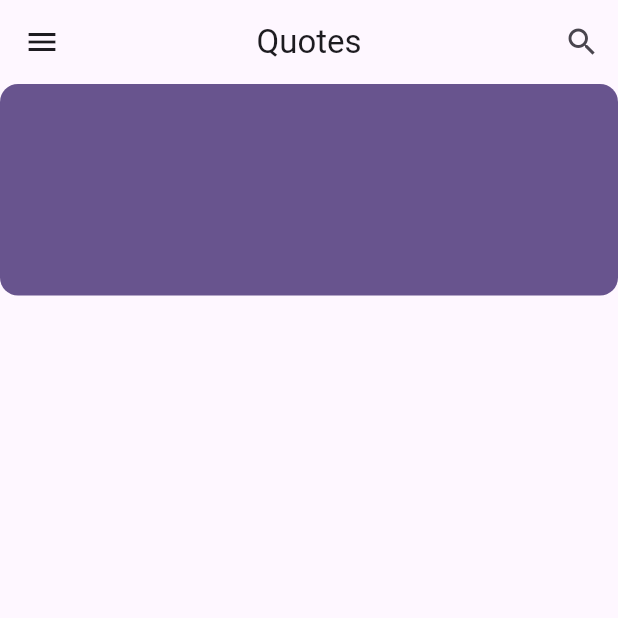
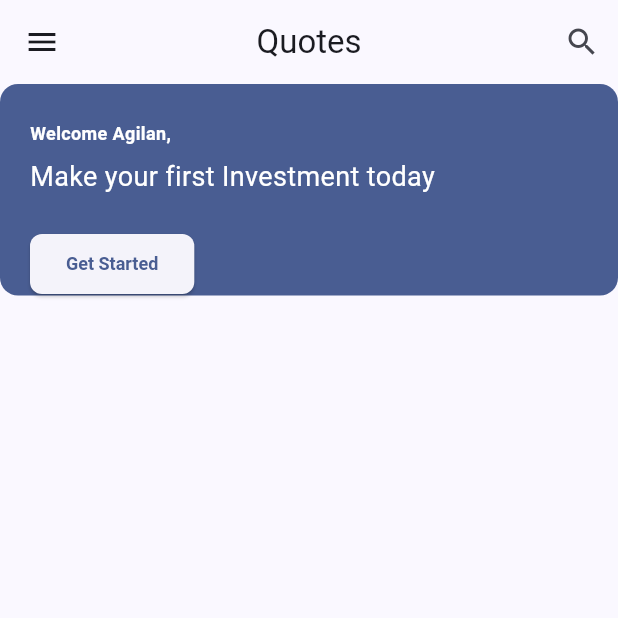
Before and after one commit to nik-05/trading-app, a Flutter app: the screen it shows after launch, on a phone screen of 412 x 824 dp, the top half of it. Run offline on Flutter 3.47's test engine with Material 3 defaults, Android fonts, the phone set to English and light mode, and no system bars; our stand-ins replace google_fonts; Roboto replaces fonts that are missing (Amaranth).

Commit message:
Added google fonts and setup theme

```diff
--- a/lib/main.dart
+++ b/lib/main.dart
@@ -1,5 +1,6 @@
 import 'package:flutter/material.dart';
 import 'package:trading_app/screens/home_screen.dart';
+import 'package:trading_app/utils/global_constants.dart';
 
 void main() {
   runApp(const MyApp());
@@ -13,10 +14,7 @@ class MyApp extends StatelessWidget {
   Widget build(BuildContext context) {
     return MaterialApp(
       title: 'Flutter Demo',
-      theme: ThemeData(
-        colorScheme: ColorScheme.fromSeed(seedColor: Colors.deepPurple),
-        useMaterial3: true,
-      ),
+      theme: GlobalConstants.appTheme,
       home: const HomeScreen(),
     );
   }
--- a/lib/screens/home_screen.dart
+++ b/lib/screens/home_screen.dart
@@ -26,8 +26,8 @@ class _HomeScreenState extends State<HomeScreen> {
       drawer: const Drawer(
 
       ),
-      body: Column(
-        children: const [
+      body: const Column(
+        children: [
           WelcomeCard(name: 'Agilan'),
         ],
       ),
--- /dev/null
+++ b/lib/utils/global_constants.dart
@@ -0,0 +1,22 @@
+import 'package:flutter/material.dart';
+import 'package:google_fonts/google_fonts.dart';
+
+class GlobalConstants {
+  static const Color textPrimary = Color(0xFF212121);
+  static const Color textSecondary = Color(0xFFFFFFFF);
+  static const Color primaryColor = Color(0xFF0063F5);
+
+  static ThemeData appTheme = ThemeData(
+    colorScheme: ColorScheme.fromSeed(seedColor: primaryColor),
+    useMaterial3: true,
+    elevatedButtonTheme: ElevatedButtonThemeData(
+      style: ElevatedButton.styleFrom(
+        textStyle: GoogleFonts.adventPro(
+          fontWeight: FontWeight.w700,
+          fontSize: 12,
+          color: primaryColor,
+        ),
+      ),
+    ),
+  );
+}
--- a/lib/widgets/welcome_card.dart
+++ b/lib/widgets/welcome_card.dart
@@ -1,7 +1,10 @@
 import 'package:flutter/material.dart';
+import 'package:google_fonts/google_fonts.dart';
+import 'package:trading_app/utils/global_constants.dart';
 
 class WelcomeCard extends StatelessWidget {
   final String name;
+
   const WelcomeCard({super.key, required this.name});
 
   @override
@@ -13,6 +16,42 @@ class WelcomeCard extends StatelessWidget {
         color: Theme.of(context).colorScheme.primary,
         borderRadius: BorderRadius.circular(12),
       ),
+      padding: const EdgeInsets.symmetric(horizontal: 20),
+      child: Column(
+        mainAxisAlignment: MainAxisAlignment.start,
+        crossAxisAlignment: CrossAxisAlignment.start,
+        children: [
+          const SizedBox(height: 24),
+          Text(
+            'Welcome $name,',
+            style: GoogleFonts.adventPro(
+              fontWeight: FontWeight.w700,
+              fontSize: 12,
+              color: GlobalConstants.textSecondary,
+            ),
+          ),
+          const SizedBox(height: 8),
+          Text(
+            'Make your first Investment today',
+            style: GoogleFonts.amaranth(
+              fontWeight: FontWeight.w400,
+              fontSize: 18,
+              color: GlobalConstants.textSecondary,
+            ),
+          ),
+          const SizedBox(height: 21),
+          ElevatedButton(
+            onPressed: () {},
+            style: ElevatedButton.styleFrom(
+              padding: const EdgeInsets.symmetric(horizontal: 24, vertical: 12),
+              shape: RoundedRectangleBorder(
+                borderRadius: BorderRadius.circular(8),
+              ),
+            ),
+            child: const Text('Get Started'),
+          ),
+        ],
+      ),
     );
   }
 }
--- a/pubspec.yaml
+++ b/pubspec.yaml
@@ -35,6 +35,7 @@ dependencies:
   # The following adds the Cupertino Icons font to your application.
   # Use with the CupertinoIcons class for iOS style icons.
   cupertino_icons: ^1.0.6
+  google_fonts: ^6.2.1
 
 dev_dependencies:
   flutter_test:
```
Also changed, not shown: pubspec.lock.
